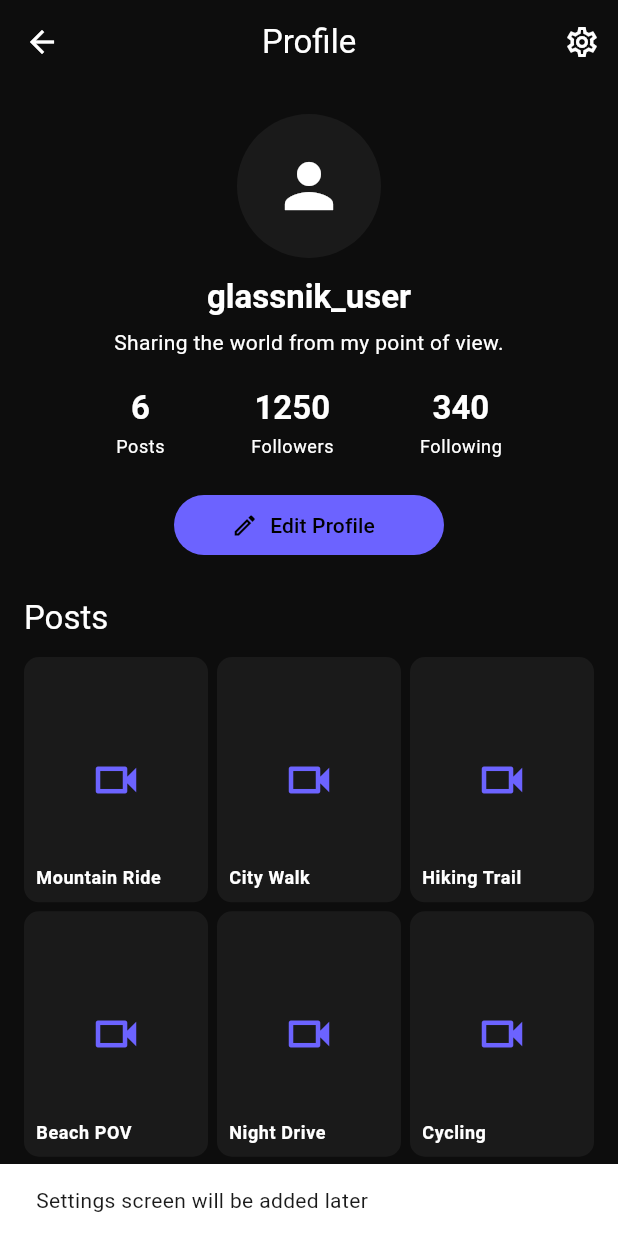
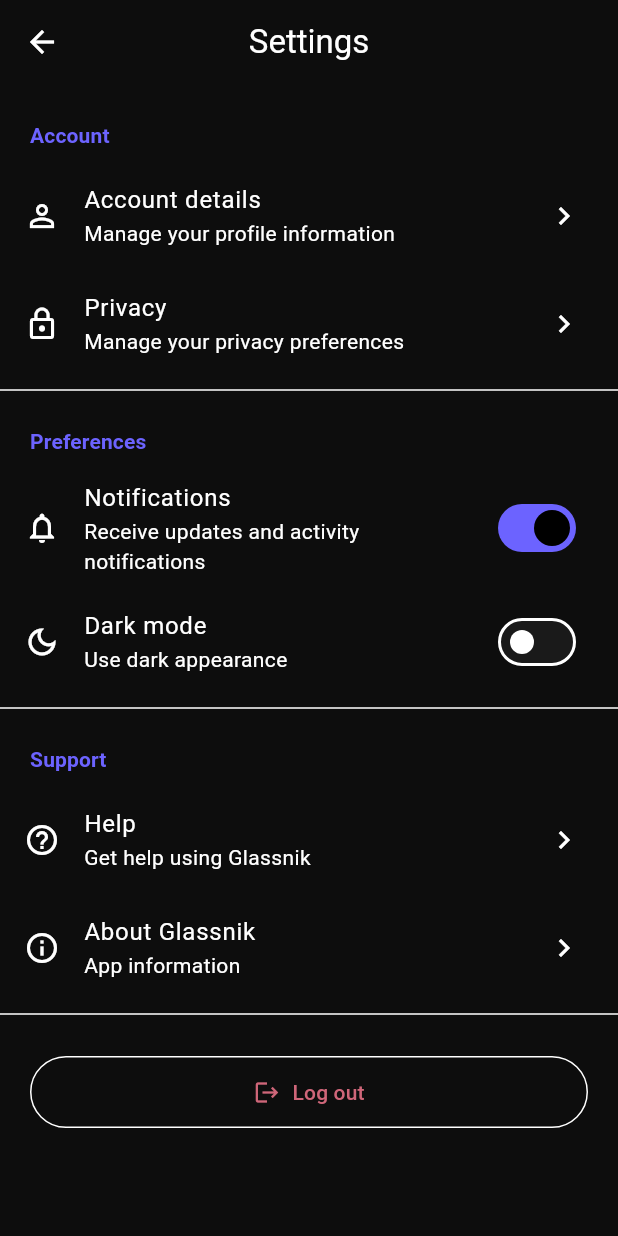
Before and after one commit to jigdrel/glassnik, a Flutter app: the ProfileScreen screen opened directly, after a tap on the "settings" icon, on a phone screen of 412 x 824 dp. Run offline on Flutter 3.47's test engine with Material 3 defaults, Android fonts, the phone set to English and light mode, and no system bars; our stand-ins replace image_picker, video_player.

Commit message:
GS-013 add settings screen

```diff
--- a/lib/screens/profile_screen.dart
+++ b/lib/screens/profile_screen.dart
@@ -2,6 +2,7 @@ import 'package:flutter/material.dart';
 
 import '../widgets/profile_header.dart';
 import 'edit_profile_screen.dart';
+import 'settings_screen.dart';
 
 class ProfileScreen extends StatefulWidget {
   const ProfileScreen({super.key});
@@ -48,8 +49,9 @@ class _ProfileScreenState extends State<ProfileScreen> {
   }
 
   void _openSettings() {
-    ScaffoldMessenger.of(context).showSnackBar(
-      const SnackBar(content: Text('Settings screen will be added later')),
+    Navigator.push(
+      context,
+      MaterialPageRoute(builder: (context) => const SettingsScreen()),
     );
   }
 
@@ -78,6 +80,7 @@ class _ProfileScreenState extends State<ProfileScreen> {
               onEditProfile: _openEditProfile,
             ),
           ),
+
           SliverToBoxAdapter(
             child: Padding(
               padding: const EdgeInsets.fromLTRB(16, 4, 16, 12),
@@ -87,6 +90,7 @@ class _ProfileScreenState extends State<ProfileScreen> {
               ),
             ),
           ),
+
           SliverPadding(
             padding: const EdgeInsets.fromLTRB(16, 0, 16, 24),
             sliver: SliverGrid(
--- /dev/null
+++ b/lib/screens/settings_screen.dart
@@ -0,0 +1,189 @@
+import 'package:flutter/material.dart';
+
+class SettingsScreen extends StatefulWidget {
+  const SettingsScreen({super.key});
+
+  @override
+  State<SettingsScreen> createState() => _SettingsScreenState();
+}
+
+class _SettingsScreenState extends State<SettingsScreen> {
+  bool _notificationsEnabled = true;
+  bool _darkModeEnabled = false;
+
+  void _showMessage(String message) {
+    ScaffoldMessenger.of(
+      context,
+    ).showSnackBar(SnackBar(content: Text(message)));
+  }
+
+  Future<void> _showLogoutDialog() async {
+    final shouldLogout = await showDialog<bool>(
+      context: context,
+      builder: (context) {
+        return AlertDialog(
+          title: const Text('Log out'),
+          content: const Text('Are you sure you want to log out?'),
+          actions: [
+            TextButton(
+              onPressed: () {
+                Navigator.pop(context, false);
+              },
+              child: const Text('Cancel'),
+            ),
+            FilledButton(
+              onPressed: () {
+                Navigator.pop(context, true);
+              },
+              child: const Text('Log out'),
+            ),
+          ],
+        );
+      },
+    );
+
+    if (!mounted || shouldLogout != true) {
+      return;
+    }
+
+    _showMessage('Logout will be connected to authentication later');
+  }
+
+  void _openAbout() {
+    showAboutDialog(
+      context: context,
+      applicationName: 'Glassnik',
+      applicationVersion: 'Prototype 1.0',
+      applicationLegalese: 'POV video sharing application',
+    );
+  }
+
+  @override
+  Widget build(BuildContext context) {
+    final theme = Theme.of(context);
+
+    return Scaffold(
+      appBar: AppBar(title: const Text('Settings')),
+      body: ListView(
+        children: [
+          const SizedBox(height: 8),
+
+          const _SectionTitle(title: 'Account'),
+
+          ListTile(
+            leading: const Icon(Icons.person_outline),
+            title: const Text('Account details'),
+            subtitle: const Text('Manage your profile information'),
+            trailing: const Icon(Icons.chevron_right),
+            onTap: () {
+              _showMessage('Account details will be added later');
+            },
+          ),
+
+          ListTile(
+            leading: const Icon(Icons.lock_outline),
+            title: const Text('Privacy'),
+            subtitle: const Text('Manage your privacy preferences'),
+            trailing: const Icon(Icons.chevron_right),
+            onTap: () {
+              _showMessage('Privacy settings will be added later');
+            },
+          ),
+
+          const Divider(),
+
+          const _SectionTitle(title: 'Preferences'),
+
+          SwitchListTile(
+            secondary: const Icon(Icons.notifications_outlined),
+            title: const Text('Notifications'),
+            subtitle: const Text('Receive updates and activity notifications'),
+            value: _notificationsEnabled,
+            onChanged: (value) {
+              setState(() {
+                _notificationsEnabled = value;
+              });
+            },
+          ),
+
+          SwitchListTile(
+            secondary: const Icon(Icons.dark_mode_outlined),
+            title: const Text('Dark mode'),
+            subtitle: const Text('Use dark appearance'),
+            value: _darkModeEnabled,
+            onChanged: (value) {
+              setState(() {
+                _darkModeEnabled = value;
+              });
+
+              _showMessage('Theme switching will be connected later');
+            },
+          ),
+
+          const Divider(),
+
+          const _SectionTitle(title: 'Support'),
+
+          ListTile(
+            leading: const Icon(Icons.help_outline),
+            title: const Text('Help'),
+            subtitle: const Text('Get help using Glassnik'),
+            trailing: const Icon(Icons.chevron_right),
+            onTap: () {
+              _showMessage('Help section will be added later');
+            },
+          ),
+
+          ListTile(
+            leading: const Icon(Icons.info_outline),
+            title: const Text('About Glassnik'),
+            subtitle: const Text('App information'),
+            trailing: const Icon(Icons.chevron_right),
+            onTap: _openAbout,
+          ),
+
+          const Divider(),
+
+          Padding(
+            padding: const EdgeInsets.all(20),
+            child: OutlinedButton.icon(
+              onPressed: _showLogoutDialog,
+              icon: Icon(Icons.logout, color: theme.colorScheme.error),
+              label: Text(
+                'Log out',
+                style: TextStyle(color: theme.colorScheme.error),
+              ),
+              style: OutlinedButton.styleFrom(
+                padding: const EdgeInsets.symmetric(vertical: 14),
+              ),
+            ),
+          ),
+
+          const SizedBox(height: 20),
+        ],
+      ),
+    );
+  }
+}
+
+class _SectionTitle extends StatelessWidget {
+  const _SectionTitle({required this.title});
+
+  final String title;
+
+  @override
+  Widget build(BuildContext context) {
+    final theme = Theme.of(context);
+
+    return Padding(
+      padding: const EdgeInsets.fromLTRB(20, 16, 20, 8),
+      child: Text(
+        title,
+        style: theme.textTheme.titleSmall?.copyWith(
+          fontWeight: FontWeight.bold,
+          color: theme.colorScheme.primary,
+        ),
+      ),
+    );
+  }
+}
```
